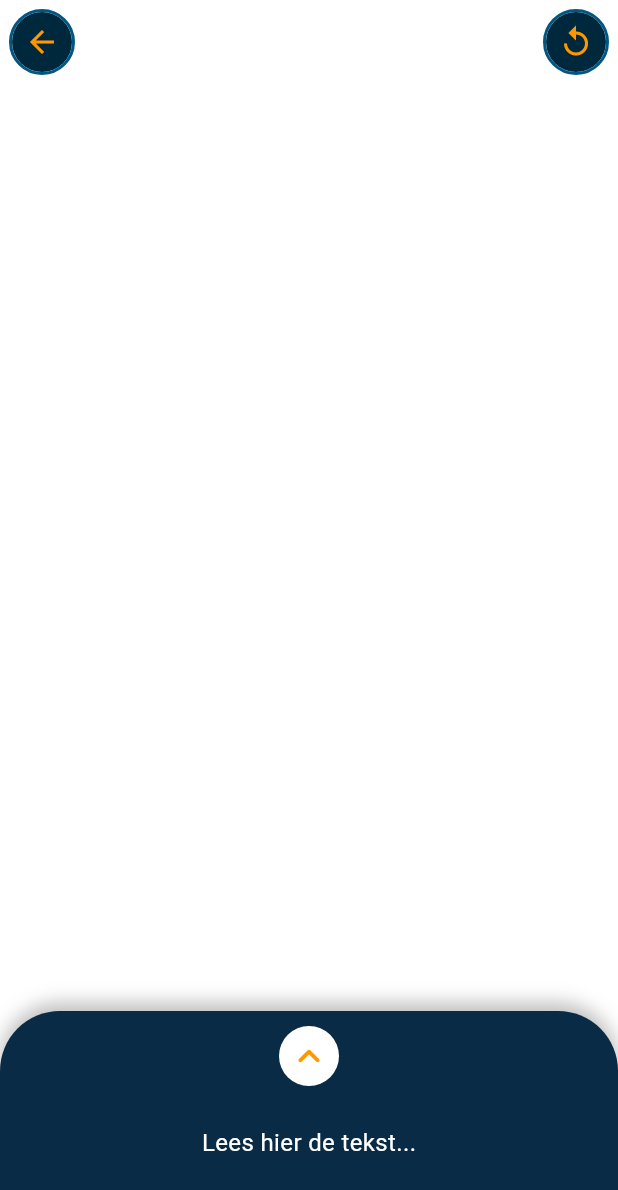
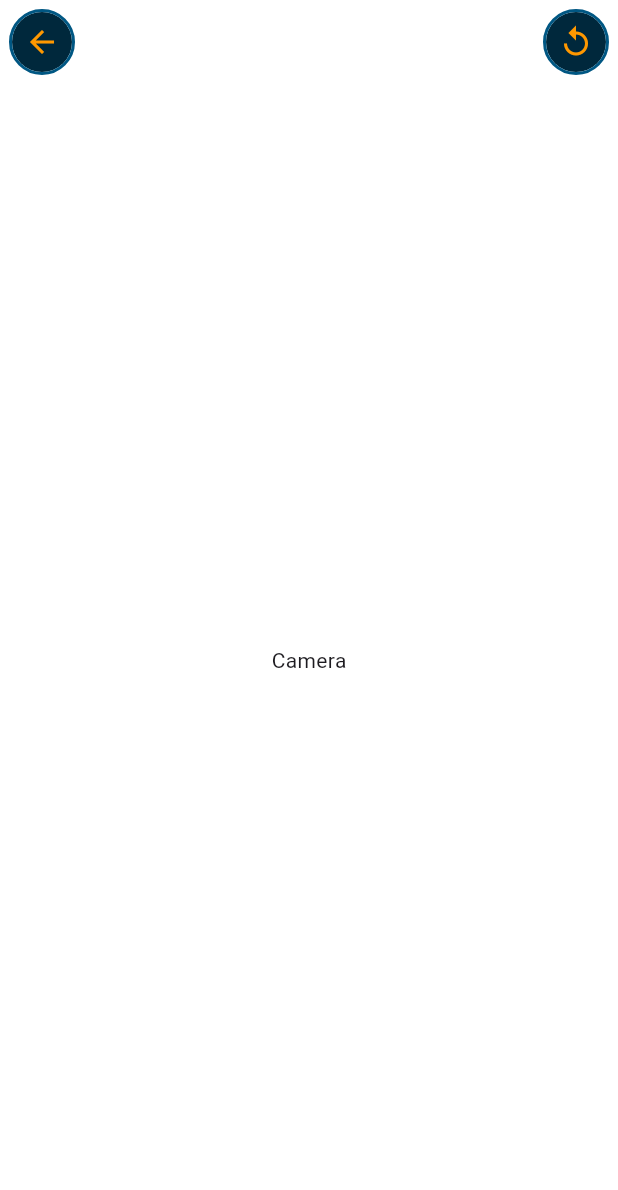
Before and after one commit to Thomas-More-Digital-Innovation/2324-ITF-001-AR-rondleiding, a Flutter app: the screen it shows after launch, after a tap on the "camera" icon, on a phone screen of 412 x 824 dp. Shown: the top 1190 px of the screen. Run offline on Flutter 3.47's test engine with Material 3 defaults, Android fonts, the phone set to English and light mode, and no system bars.

Commit message:
ar changes

```diff
--- a/code/lib/components/BottomTextTool.dart
+++ b/code/lib/components/BottomTextTool.dart
@@ -1,7 +1,9 @@
 import 'package:flutter/material.dart';
 
 class BottomTextTool extends StatefulWidget {
-  const BottomTextTool({super.key});
+  final String text;
+
+  const BottomTextTool({super.key, required this.text});
 
   @override
   _BottomTextToolState createState() => _BottomTextToolState();
@@ -15,21 +17,6 @@ class _BottomTextToolState extends State<BottomTextTool>
   late AnimationController _controller;
   late Animation<double> _animation;
 
-  final String _fullText =
-      "Het Startpunt Ondernemen van Thomas More is een inspirerend initiatief dat studenten ondersteunt bij het ontwikkelen van hun ondernemende vaardigheden en het realiseren van hun zakelijke ideeën. Dit programma biedt een breed scala aan mogelijkheden, van inspiratie en coaching tot evenementen en workshops, allemaal gericht op het stimuleren van ondernemerschap onder studenten."
-
-  "Een van de belangrijkste aspecten van Startpunt Ondernemen is de inspiratie en coaching die studenten ontvangen. Door middel van diverse evenementen en workshops worden studenten aangemoedigd om hun dromen na te jagen en hun ideeën om te zetten in realiteit. Ervaren coaches staan klaar om hen te begeleiden bij elke stap van het proces, van het verfijnen van hun concept tot het opzetten van een volwaardige start-up."
-
-  "Daarnaast organiseert Startpunt Ondernemen jaarlijks de Nacht van de Ondernemende Student, een evenement waar studenten kunnen netwerken, ideeën uitwisselen en leren van succesvolle ondernemers. Dit evenement, samen met de regelmatige workshops over onderwerpen zoals marketing, financiën en productontwikkeling, biedt studenten de kennis en vaardigheden die ze nodig hebben om succesvol te zijn in de wereld van ondernemerschap."
-
-  "Thomas More biedt ook specifieke faciliteiten en ondersteuning voor student-ondernemers. Het student-ondernemer statuut maakt het mogelijk voor studenten om hun studie te combineren met hun ondernemende activiteiten door middel van gewettigde afwezigheid voor vakken en examenspreiding. Bovendien stimuleert de ICE Cube community een innovatieve, creatieve en ondernemende mindset, waar studenten kunnen samenwerken en hun ideeën verder kunnen ontwikkelen."
-
-  "Om studenten verder te inspireren, heeft Thomas More de Get Shit Done Podcast gelanceerd. In deze podcast worden verhalen van jonge ondernemers gedeeld en worden tips en tricks gegeven om zelf te beginnen met ondernemen."
-
-  "Voor studenten die geïnteresseerd zijn in deelname aan Startpunt Ondernemen, is het eenvoudig om contact op te nemen met de coördinator, Kristien Denteneer, via e-mail (kristien.denteneer@thomasmore.be). Door deel te nemen aan de verschillende evenementen en workshops kunnen studenten hun ondernemende dromen waarmaken terwijl ze nog studeren."
-
-  "Startpunt Ondernemen biedt een ondersteunende omgeving waar studenten kunnen leren, groeien en hun ideeën tot leven kunnen brengen. Het is de perfecte plek voor iedereen die zijn ondernemende ambities wil realiseren.";
-
   @override
   void initState() {
     super.initState();
@@ -37,12 +24,13 @@ class _BottomTextToolState extends State<BottomTextTool>
       vsync: this,
       duration: const Duration(milliseconds: 300),
     );
-    _animation = Tween<double>(begin: _height, end: _maxHeight).animate(_controller)
-      ..addListener(() {
-        setState(() {
-          _height = _animation.value;
-        });
-      });
+    _animation =
+        Tween<double>(begin: _height, end: _maxHeight).animate(_controller)
+          ..addListener(() {
+            setState(() {
+              _height = _animation.value;
+            });
+          });
   }
 
   void _toggleExpansion() {
@@ -100,7 +88,8 @@ class _BottomTextToolState extends State<BottomTextTool>
                   children: [
                     // Outer dark blue circle (slightly bigger)
                     Container(
-                      padding: const EdgeInsets.all(30), // Larger padding for the outer circle
+                      padding: const EdgeInsets.all(
+                          30), // Larger padding for the outer circle
                       decoration: const BoxDecoration(
                         color: Color(0xFF0A2B45),
                         shape: BoxShape.circle,
@@ -108,7 +97,8 @@ class _BottomTextToolState extends State<BottomTextTool>
                     ),
                     // Inner white circle (slightly smaller)
                     Container(
-                      padding: const EdgeInsets.all(20), // Smaller padding for the inner circle
+                      padding: const EdgeInsets.all(
+                          20), // Smaller padding for the inner circle
                       decoration: const BoxDecoration(
                         color: Colors.white,
                         shape: BoxShape.circle,
@@ -128,8 +118,9 @@ class _BottomTextToolState extends State<BottomTextTool>
                   child: Padding(
                     padding: const EdgeInsets.all(16.0),
                     child: Text(
-                      _isExpanded ? _fullText : "Lees hier de tekst...",
-                      style: const TextStyle(fontSize: 16.0, color: Colors.white),
+                      _isExpanded ? widget.text : "Lees hier de tekst...",
+                      style:
+                          const TextStyle(fontSize: 16.0, color: Colors.white),
                     ),
                   ),
                 ),
--- a/code/lib/main.dart
+++ b/code/lib/main.dart
@@ -1,7 +1,10 @@
 import 'package:flutter/material.dart';
 import 'package:code/screens/HomePage.dart';
+import 'package:flutter/services.dart';
 
 void main() {
+  WidgetsFlutterBinding.ensureInitialized();
+  SystemChrome.setPreferredOrientations([DeviceOrientation.portraitUp]);
   runApp(const ArRondleiding());
 }
 
@@ -14,9 +17,8 @@ class ArRondleiding extends StatelessWidget {
       title: 'AR Rondleiding',
       debugShowCheckedModeBanner: false,
       theme: ThemeData(
-        primarySwatch: Colors.blue,
-        scaffoldBackgroundColor: const Color(0xFFFFFFFF)
-      ),
+          primarySwatch: Colors.blue,
+          scaffoldBackgroundColor: const Color(0xFFFFFFFF)),
       home: const HomePage(),
     );
   }
--- a/code/lib/screens/CameraPage.dart
+++ b/code/lib/screens/CameraPage.dart
@@ -10,30 +10,40 @@ class CameraPage extends StatelessWidget {
 
   @override
   Widget build(BuildContext context) {
+    String _text = 'something went wrong';
 
-    String name = '';
+    String iceCube =
+        "Het Startpunt Ondernemen van Thomas More is een inspirerend initiatief dat studenten ondersteunt bij het ontwikkelen van hun ondernemende vaardigheden en het realiseren van hun zakelijke ideeën. Dit programma biedt een breed scala aan mogelijkheden, van inspiratie en coaching tot evenementen en workshops, allemaal gericht op het stimuleren van ondernemerschap onder studenten."
+        "Een van de belangrijkste aspecten van Startpunt Ondernemen is de inspiratie en coaching die studenten ontvangen. Door middel van diverse evenementen en workshops worden studenten aangemoedigd om hun dromen na te jagen en hun ideeën om te zetten in realiteit. Ervaren coaches staan klaar om hen te begeleiden bij elke stap van het proces, van het verfijnen van hun concept tot het opzetten van een volwaardige start-up."
+        "Daarnaast organiseert Startpunt Ondernemen jaarlijks de Nacht van de Ondernemende Student, een evenement waar studenten kunnen netwerken, ideeën uitwisselen en leren van succesvolle ondernemers. Dit evenement, samen met de regelmatige workshops over onderwerpen zoals marketing, financiën en productontwikkeling, biedt studenten de kennis en vaardigheden die ze nodig hebben om succesvol te zijn in de wereld van ondernemerschap."
+        "Thomas More biedt ook specifieke faciliteiten en ondersteuning voor student-ondernemers. Het student-ondernemer statuut maakt het mogelijk voor studenten om hun studie te combineren met hun ondernemende activiteiten door middel van gewettigde afwezigheid voor vakken en examenspreiding. Bovendien stimuleert de ICE Cube community een innovatieve, creatieve en ondernemende mindset, waar studenten kunnen samenwerken en hun ideeën verder kunnen ontwikkelen."
+        "Om studenten verder te inspireren, heeft Thomas More de Get Shit Done Podcast gelanceerd. In deze podcast worden verhalen van jonge ondernemers gedeeld en worden tips en tricks gegeven om zelf te beginnen met ondernemen."
+        "Voor studenten die geïnteresseerd zijn in deelname aan Startpunt Ondernemen, is het eenvoudig om contact op te nemen met de coördinator, Kristien Denteneer, via e-mail (kristien.denteneer@thomasmore.be). Door deel te nemen aan de verschillende evenementen en workshops kunnen studenten hun ondernemende dromen waarmaken terwijl ze nog studeren."
+        "Startpunt Ondernemen biedt een ondersteunende omgeving waar studenten kunnen leren, groeien en hun ideeën tot leven kunnen brengen. Het is de perfecte plek voor iedereen die zijn ondernemende ambities wil realiseren.";
 
-    if (index == 0) {
-      name = 'Camera';
-    } else if (index == 1) {
-      name = 'ICE CUBE';
+    String cafetaria =
+        "De cafetaria van Thomas More is een gezellige plek waar studenten en medewerkers samenkomen om te eten, te drinken en te ontspannen. Je vindt er een gevarieerd aanbod aan snacks, broodjes, warme maaltijden en dranken tegen betaalbare prijzen. Met ruime zitplaatsen en een ontspannen sfeer is het een ideale plek om even pauze te nemen of bij te praten met vrienden en collega's. Afhankelijk van de campus kunnen openingstijden en aanbod variëren, dus check de info van jouw locatie voor actuele details!";
+
+    if (index == 1) {
+      _text = iceCube;
     } else if (index == 2) {
-      name = 'LUNCH RUIMTE';
+      _text = cafetaria;
     }
-
     return Scaffold(
       appBar: CustomAppBar(),
-      body: const Center(
-        child: Stack(
+      body: Center(
+        child: index == 0
+            ? const Text('Camera')
+            : Stack(
                 children: [
                   Positioned(
                     bottom: 0,
                     left: 0,
                     right: 0,
-              child: BottomTextTool(),
+                    child: BottomTextTool(text: _text),
                   ),
                 ],
-        )
+              ),
       ),
     );
   }
```
Lines whose indentation alone changed are shown as unchanged.
